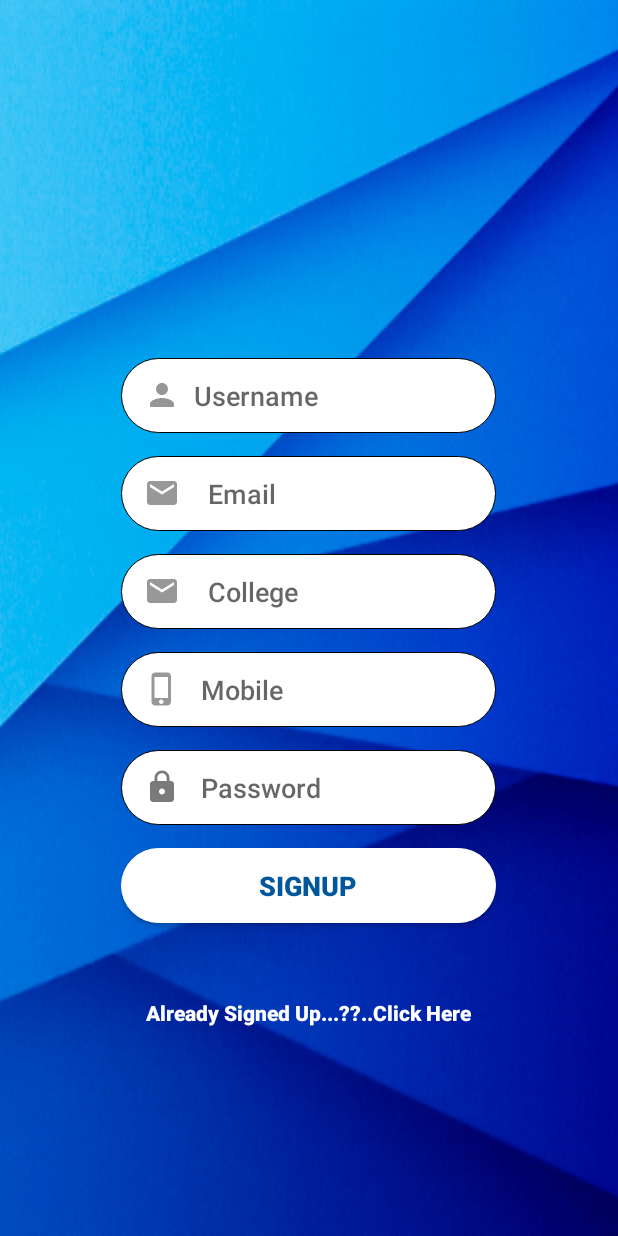
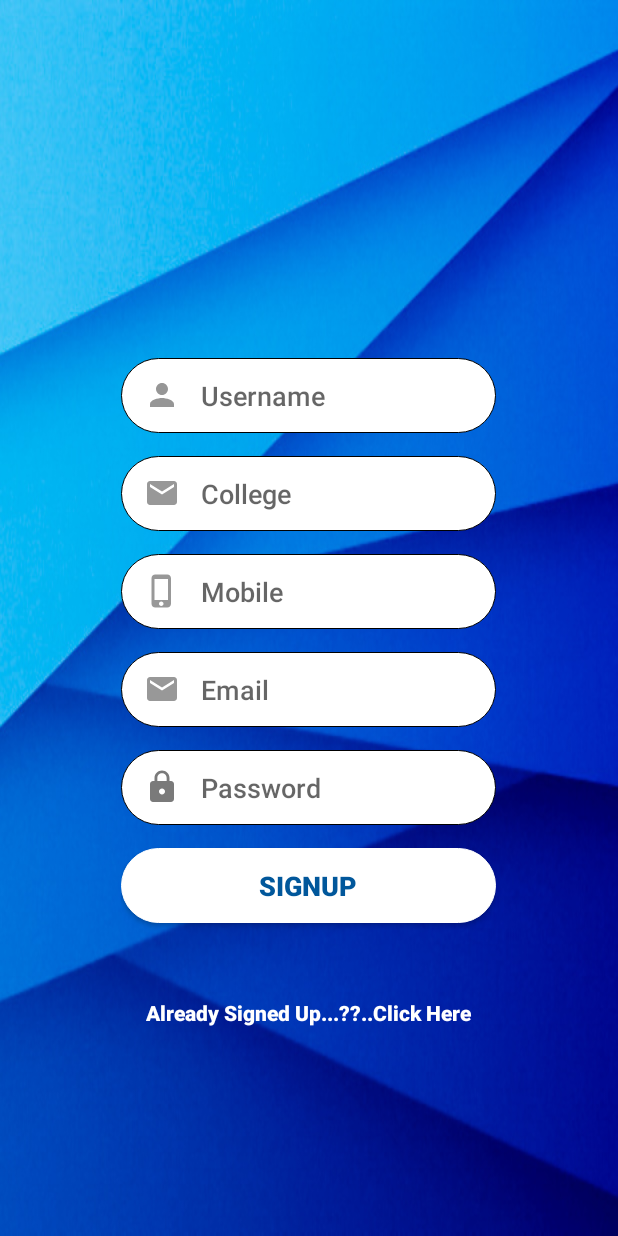
Before and after one commit to Imrozquazi/Agnitio, an Android app: the Signup screen opened directly, with no data from a screen before it, on a phone screen of 412 x 824 dp. Run offline under Robolectric (Android 15) with nearby library versions, the phone set to English and light mode, and no system bars; our stand-ins replace Firebase (no records; nobody signed in at launch, a user with empty details on screens opened directly).

```diff
--- a/app/src/main/java/example/imrozquazi/cover_flow/CHEMICAL_EVENTS_MAIN.java
+++ b/app/src/main/java/example/imrozquazi/cover_flow/CHEMICAL_EVENTS_MAIN.java
@@ -120,7 +120,7 @@ public class CHEMICAL_EVENTS_MAIN extends AppCompatActivity {
 
 
         ChemicalEvent1List.add(new Chemical_Event_1("Drishti Chem","https://www.internationalstudentinsurance.com/blog/wp-content/uploads/2014/07/487540655-Converted.png"));
-        ChemicalEvent1List.add(new Chemical_Event_1("Tech Talk",""));
+        ChemicalEvent1List.add(new Chemical_Event_1("Tech Talk","https://res.cloudinary.com/teepublic/image/private/s--91AeMXfq--/t_Preview/b_rgb:262c3a,c_limit,f_auto,h_313,q_90,w_313/v1496756374/production/designs/1649485_1"));
         ChemicalEvent1List.add(new Chemical_Event_1("Water Rocket","https://res.cloudinary.com/teepublic/image/private/s--91AeMXfq--/t_Preview/b_rgb:262c3a,c_limit,f_auto,h_313,q_90,w_313/v1496756374/production/designs/1649485_1"));
 
     }
--- a/app/src/main/java/example/imrozquazi/cover_flow/CodeRelay_CSE.java
+++ b/app/src/main/java/example/imrozquazi/cover_flow/CodeRelay_CSE.java
@@ -93,12 +93,11 @@ public class CodeRelay_CSE extends AppCompatActivity {
                 public void onDataChange(DataSnapshot dataSnapshot) {
 
                     try {
-                        if (count != 0){
+
                         Toast.makeText(getApplicationContext(), "in data", Toast.LENGTH_LONG).show();
                         String email = dataSnapshot.child("Email").getValue().toString();
                         Toast.makeText(getApplicationContext(), "Already Registered with this " + email + "email", Toast.LENGTH_LONG).show();
-                        count++;
-                        }
+
                     }
                     catch (Exception e)
                     {
--- a/app/src/main/res/layout/activity_login.xml
+++ b/app/src/main/res/layout/activity_login.xml
@@ -26,7 +26,7 @@
         android:layout_gravity="center_horizontal"
         android:background="@drawable/edittextcorners"
         android:drawableLeft="@drawable/ic_person_black_24dp"
-        android:hint="  Username"
+        android:hint="   Email"
         android:inputType="textAutoComplete"
         android:paddingLeft="15dp"
         />
--- a/app/src/main/res/layout/activity_signup.xml
+++ b/app/src/main/res/layout/activity_signup.xml
@@ -28,7 +28,33 @@
         android:background="@drawable/edittextcorners"
         android:drawableLeft="@drawable/ic_person_black_24dp"
 
-        android:hint="  Username"
+        android:hint="   Username"
+
+        android:paddingLeft="15dp" />
+
+
+        <AutoCompleteTextView
+            android:id="@+id/signup_College"
+            android:layout_width="250dp"
+            android:layout_height="50dp"
+            android:layout_marginTop="15dp"
+
+            android:background="@drawable/edittextcorners"
+            android:drawableLeft="@drawable/ic_email_black_24dp"
+            android:gravity="center_vertical"
+            android:hint="   College"
+
+            android:paddingLeft="15dp" />
+
+    <AutoCompleteTextView
+        android:id="@+id/signup_contact"
+        android:layout_width="250dp"
+        android:layout_height="50dp"
+        android:layout_marginTop="15dp"
+        android:background="@drawable/edittextcorners"
+        android:drawableLeft="@drawable/ic_phone_iphone_black_24dp"
+        android:gravity="center_vertical"
+        android:hint="   Mobile"
 
         android:paddingLeft="15dp" />
 
@@ -41,32 +67,7 @@
         android:background="@drawable/edittextcorners"
         android:drawableLeft="@drawable/ic_email_black_24dp"
         android:gravity="center_vertical"
-        android:hint="    Email"
-
-        android:paddingLeft="15dp" />
-
-        <AutoCompleteTextView
-            android:id="@+id/signup_College"
-            android:layout_width="250dp"
-            android:layout_height="50dp"
-            android:layout_marginTop="15dp"
-
-            android:background="@drawable/edittextcorners"
-            android:drawableLeft="@drawable/ic_email_black_24dp"
-            android:gravity="center_vertical"
-            android:hint="    College"
-
-            android:paddingLeft="15dp" />
-
-    <AutoCompleteTextView
-        android:id="@+id/signup_contact"
-        android:layout_width="250dp"
-        android:layout_height="50dp"
-        android:layout_marginTop="15dp"
-        android:background="@drawable/edittextcorners"
-        android:drawableLeft="@drawable/ic_phone_iphone_black_24dp"
-        android:gravity="center_vertical"
-        android:hint="   Mobile"
+        android:hint="   Email"
 
         android:paddingLeft="15dp" />
 
--- a/app/src/main/res/values/styles.xml
+++ b/app/src/main/res/values/styles.xml
@@ -6,7 +6,8 @@
         <item name="colorPrimary">@color/colorPrimary</item>
         <item name="colorPrimaryDark">@color/colorPrimaryDark</item>
         <item name="colorAccent">@color/colorAccent</item>
-       <item name="android:windowAnimationStyle">@style/CustomActivityAnimation</item>
+
+   <!--    <item name="android:windowAnimationStyle">@style/CustomActivityAnimation</item> -->
         <!-- Add this line -->
 
 
@@ -20,6 +21,7 @@
     <style name="AppTheme.PopupOverlay" parent="ThemeOverlay.AppCompat.Light" />
 
 
+    <!--
 
     <style name="CustomActivityAnimation" parent="@android:style/Animation.Activity">
 
@@ -29,6 +31,7 @@
         <item name="android:activityCloseExitAnimation">@anim/slide_out_right</item>
     </style>
 
+-->
 
 
 
```
Also changed, not shown: app/src/main/java/example/imrozquazi/cover_flow/Intro.java (+23 -4 lines), app/src/main/java/example/imrozquazi/cover_flow/Login.java (+29 -7 lines), app/src/main/java/example/imrozquazi/cover_flow/Signup.java (+112 -24 lines), app/src/main/res/layout/fragment_profile.xml (+7 -4 lines).
